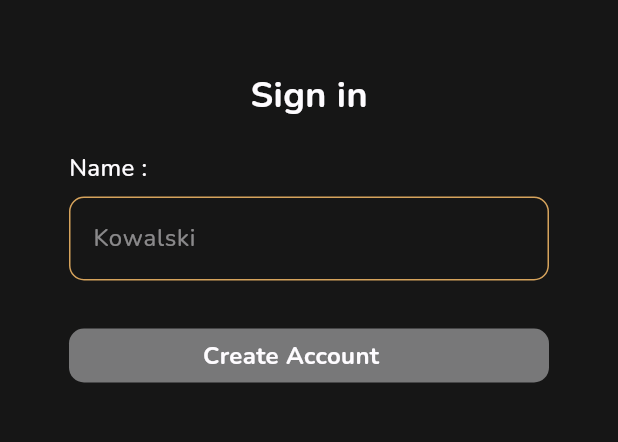
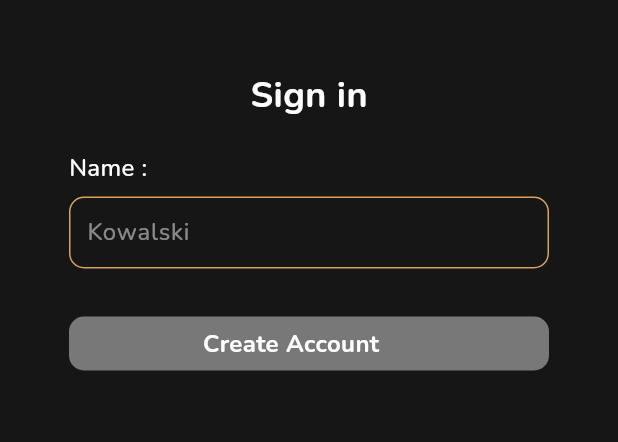
Before and after one commit to ThallesVicenzo/coolmovies-mobile-challenge, a Flutter app: the screen it shows after launch, on a phone screen of 412 x 824 dp, the part 372-814 px from its top. Run offline on Flutter 3.47's test engine with Material 3 defaults, Android fonts, the phone set to English and light mode, and no system bars; our stand-ins replace flutter_modular, flutter_secure_storage, graphql_flutter.

Commit message:
feat: updates text field widget

```diff
--- a/app_design/lib/widgets/textfield/cool_movies_text_field.dart
+++ b/app_design/lib/widgets/textfield/cool_movies_text_field.dart
@@ -14,12 +14,14 @@ class CoolMoviesTextField extends StatelessWidget {
     this.validator,
     this.errorText,
     this.onChanged,
+    this.maxLines = 1,
   });
 
   final String? label;
   final String? hintText;
   final String? errorText;
   final double? height;
+  final int? maxLines;
   final TextEditingController controller;
   final String? Function(String?)? validator;
   final void Function(String)? onChanged;
@@ -28,7 +30,9 @@ class CoolMoviesTextField extends StatelessWidget {
   Widget build(BuildContext context) {
     return Column(
       children: [
-        Row(
+        Visibility(
+          visible: label != null ? true : false,
+          child: Row(
             children: [
               CoolMoviesText(
                 text: label ?? '',
@@ -37,6 +41,7 @@ class CoolMoviesTextField extends StatelessWidget {
               ),
             ],
           ),
+        ),
         const SizedBox(
           height: 8,
         ),
@@ -44,13 +49,17 @@ class CoolMoviesTextField extends StatelessWidget {
           controller: controller,
           style: const TextStyle(color: ColorsPalette.marfim),
           cursorColor: ColorsPalette.marfim,
+          maxLines: maxLines,
+          expands: maxLines == null ? true : false,
           validator: validator,
           onChanged: onChanged,
           decoration: InputDecoration(
             errorText: errorText,
+            isCollapsed: maxLines == null ? true : false,
+            contentPadding: const EdgeInsets.all(8),
             errorBorder: outlineBorder,
             border: outlineBorder,
-            constraints: BoxConstraints(maxHeight: height ?? 72),
+            constraints: BoxConstraints(maxHeight: height ?? 200),
             hintText: hintText,
             hintStyle: TextStyle(color: ColorsPalette.marfim.withOpacity(0.5)),
             disabledBorder: outlineBorder,
```
Lines whose indentation alone changed are shown as unchanged.
